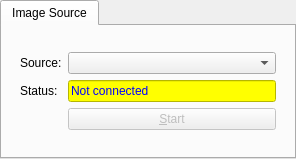
Qt form lavuelib/ui/SourceTabWidget.ui (syncope/lavue) before a commit.
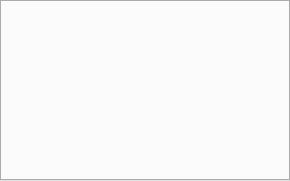
The same form after that commit.

Diff of the .ui file:
```diff
--- a/lavuelib/ui/SourceTabWidget.ui
+++ b/lavuelib/ui/SourceTabWidget.ui
@@ -6,8 +6,8 @@
    <rect>
     <x>0</x>
     <y>0</y>
-    <width>296</width>
-    <height>159</height>
+    <width>290</width>
+    <height>181</height>
    </rect>
   </property>
   <property name="font">
@@ -22,106 +22,6 @@
   <property name="currentIndex">
    <number>0</number>
   </property>
-  <widget class="QWidget" name="tab">
-   <attribute name="title">
-    <string>Image Source</string>
-   </attribute>
-   <layout class="QGridLayout" name="gridLayout">
-    <item row="0" column="0">
-     <layout class="QGridLayout" name="tabGridLayout">
-      <property name="margin">
-       <number>9</number>
-      </property>
-      <item row="0" column="1">
-       <widget class="QComboBox" name="sourceTypeComboBox">
-        <property name="toolTip">
-         <string>&lt;html&gt;&lt;head/&gt;&lt;body&gt;&lt;p&gt;&lt;span style=&quot; font-weight:400; text-decoration: underline;&quot;&gt;IMAGE SOURCE&lt;/span&gt;&lt;span style=&quot; font-weight:400;&quot;&gt; types:&lt;/span&gt;&lt;/p&gt;&lt;p&gt;Hidra&lt;span style=&quot; font-weight:400;&quot;&gt; - image from a Hidra server, e.g. &lt;/span&gt;&lt;span style=&quot; font-weight:400; font-style:italic;&quot;&gt;Pilatus, Perkin Elmer&lt;/span&gt;&lt;/p&gt;&lt;p&gt;HTTP response &lt;span style=&quot; font-weight:400;&quot;&gt;- image from an http response, e.g. &lt;/span&gt;&lt;span style=&quot; font-weight:400; font-style:italic;&quot;&gt;Eiger&lt;/span&gt;&lt;/p&gt;&lt;p&gt;Tango Attribute&lt;span style=&quot; font-weight:400;&quot;&gt; - image from a tango attribute, e.g. &lt;/span&gt;&lt;span style=&quot; font-weight:400; font-style:italic;&quot;&gt;Lambda, PCO &lt;/span&gt;&lt;span style=&quot; font-weight:400;&quot;&gt;or &lt;/span&gt;&lt;span style=&quot; font-weight:400; font-style:italic;&quot;&gt;LimaCCDs&lt;/span&gt;&lt;span style=&quot; font-weight:400;&quot;&gt; detectors&lt;/span&gt;&lt;/p&gt;&lt;p&gt;Tango Events - &lt;span style=&quot; font-weight:400;&quot;&gt;image from a tango attribute events, e.g. &lt;/span&gt;&lt;span style=&quot; font-weight:400; font-style:italic;&quot;&gt;LimaCCDs&lt;/span&gt;&lt;span style=&quot; font-weight:400;&quot;&gt; detectors&lt;/span&gt;&lt;/p&gt;&lt;p&gt;Tango File &lt;span style=&quot; font-weight:400;&quot;&gt;- image defined by file and directory tango attributes, e.g. &lt;/span&gt;&lt;span style=&quot; font-weight:400; font-style:italic;&quot;&gt;Pilatus&lt;/span&gt;&lt;span style=&quot; font-weight:400;&quot;&gt; w/o Hidra&lt;/span&gt;&lt;/p&gt;&lt;p&gt;ZMQ Stream &lt;span style=&quot; font-weight:400;&quot;&gt;- image from a simple ZMQ server, e.g. &lt;/span&gt;&lt;span style=&quot; font-weight:400; font-style:italic;&quot;&gt;lavuezmqstreamfromtango&lt;/span&gt;&lt;span style=&quot; font-weight:400;&quot;&gt; SERVER&lt;/span&gt;&lt;/p&gt;&lt;p&gt;Nexus File &lt;span style=&quot; font-weight:400;&quot;&gt;- image from a Nexus/Hdf5 file, e.g. written with &lt;/span&gt;&lt;span style=&quot; font-weight:400; font-style:italic;&quot;&gt;SWMR&lt;/span&gt;&lt;/p&gt;&lt;p&gt;Test&lt;span style=&quot; font-weight:400;&quot;&gt; - random test image&lt;/span&gt;&lt;/p&gt;&lt;p&gt;&lt;br/&gt;&lt;/p&gt;&lt;/body&gt;&lt;/html&gt;</string>
-        </property>
-        <property name="styleSheet">
-         <string notr="true">font: bold;</string>
-        </property>
-       </widget>
-      </item>
-      <item row="2" column="1">
-       <widget class="QPushButton" name="pushButton">
-        <property name="enabled">
-         <bool>false</bool>
-        </property>
-        <property name="font">
-         <font>
-          <weight>50</weight>
-          <bold>false</bold>
-         </font>
-        </property>
-        <property name="toolTip">
-         <string>start/stop reading images</string>
-        </property>
-        <property name="text">
-         <string>&amp;Start</string>
-        </property>
-       </widget>
-      </item>
-      <item row="1" column="1">
-       <widget class="QLineEdit" name="cStatusLineEdit">
-        <property name="font">
-         <font>
-          <weight>50</weight>
-          <bold>false</bold>
-         </font>
-        </property>
-        <property name="styleSheet">
-         <string notr="true">color: blue; background-color: yellow;</string>
-        </property>
-        <property name="text">
-         <string>Not connected</string>
-        </property>
-        <property name="readOnly">
-         <bool>true</bool>
-        </property>
-       </widget>
-      </item>
-      <item row="1" column="0">
-       <widget class="QLabel" name="cStatusLabel">
-        <property name="font">
-         <font>
-          <weight>50</weight>
-          <bold>false</bold>
-         </font>
-        </property>
-        <property name="toolTip">
-         <string>connection status and via which port the zmq security stream is being emitted</string>
-        </property>
-        <property name="text">
-         <string>Status:</string>
-        </property>
-        <property name="buddy">
-         <cstring>cStatusLineEdit</cstring>
-        </property>
-       </widget>
-      </item>
-      <item row="0" column="0">
-       <widget class="QLabel" name="sourceTypeLabel">
-        <property name="font">
-         <font>
-          <weight>50</weight>
-          <bold>false</bold>
-         </font>
-        </property>
-        <property name="toolTip">
-         <string>&lt;html&gt;&lt;head/&gt;&lt;body&gt;&lt;p&gt;&lt;span style=&quot; text-decoration: underline;&quot;&gt;IMAGE SOURCE&lt;/span&gt; types:&lt;/p&gt;&lt;p&gt;&lt;span style=&quot; font-weight:600;&quot;&gt;Hidra&lt;/span&gt; - image from a Hidra server, e.g. &lt;span style=&quot; font-style:italic;&quot;&gt;Pilatus, Perkin Elmer&lt;/span&gt;&lt;/p&gt;&lt;p&gt;&lt;span style=&quot; font-weight:600;&quot;&gt;HTTP response&lt;/span&gt; - image from an http response, e.g. &lt;span style=&quot; font-style:italic;&quot;&gt;Eiger&lt;/span&gt;&lt;/p&gt;&lt;p&gt;&lt;span style=&quot; font-weight:600;&quot;&gt;Tango Events&lt;/span&gt; - image from a tango attribute events, e.g. &lt;span style=&quot; font-style:italic;&quot;&gt;LimaCCDs&lt;/span&gt; detectors&lt;/p&gt;&lt;p&gt;&lt;span style=&quot; font-weight:600;&quot;&gt;Tango Attribute &lt;/span&gt;- image from a tango attribute, e.g. &lt;span style=&quot; font-style:italic;&quot;&gt;Lambda, PCO &lt;/span&gt;or &lt;span style=&quot; font-style:italic;&quot;&gt;Lima&lt;/span&gt; detectors&lt;/p&gt;&lt;p&gt;&lt;span style=&quot; font-weight:600;&quot;&gt;Tango File&lt;/span&gt; - image defined by file and directory tango attributes, e.g. &lt;span style=&quot; font-style:italic;&quot;&gt;Pilatus&lt;/span&gt; w/o Hidra&lt;/p&gt;&lt;p&gt;&lt;span style=&quot; font-weight:600;&quot;&gt;ZMQ Stream&lt;/span&gt; - image from a simple ZMQ server, e.g. &lt;span style=&quot; font-style:italic;&quot;&gt;lavuezmqstreamfromtango&lt;/span&gt; SERVER&lt;/p&gt;&lt;p&gt;&lt;span style=&quot; font-weight:600;&quot;&gt;Nexus File &lt;/span&gt;- image from a Nexus/Hdf5 file, e.g. written with &lt;span style=&quot; font-style:italic;&quot;&gt;SWMR&lt;/span&gt;&lt;/p&gt;&lt;p&gt;&lt;span style=&quot; font-weight:600;&quot;&gt;Test&lt;/span&gt; - random test image&lt;/p&gt;&lt;/body&gt;&lt;/html&gt;</string>
-        </property>
-        <property name="text">
-         <string>Source:</string>
-        </property>
-        <property name="buddy">
-         <cstring>sourceTypeComboBox</cstring>
-        </property>
-       </widget>
-      </item>
-     </layout>
-    </item>
-   </layout>
-  </widget>
  </widget>
  <resources/>
  <connections/>
```
Left out of the diff: 2 changed lines with no effect on the pictures.
